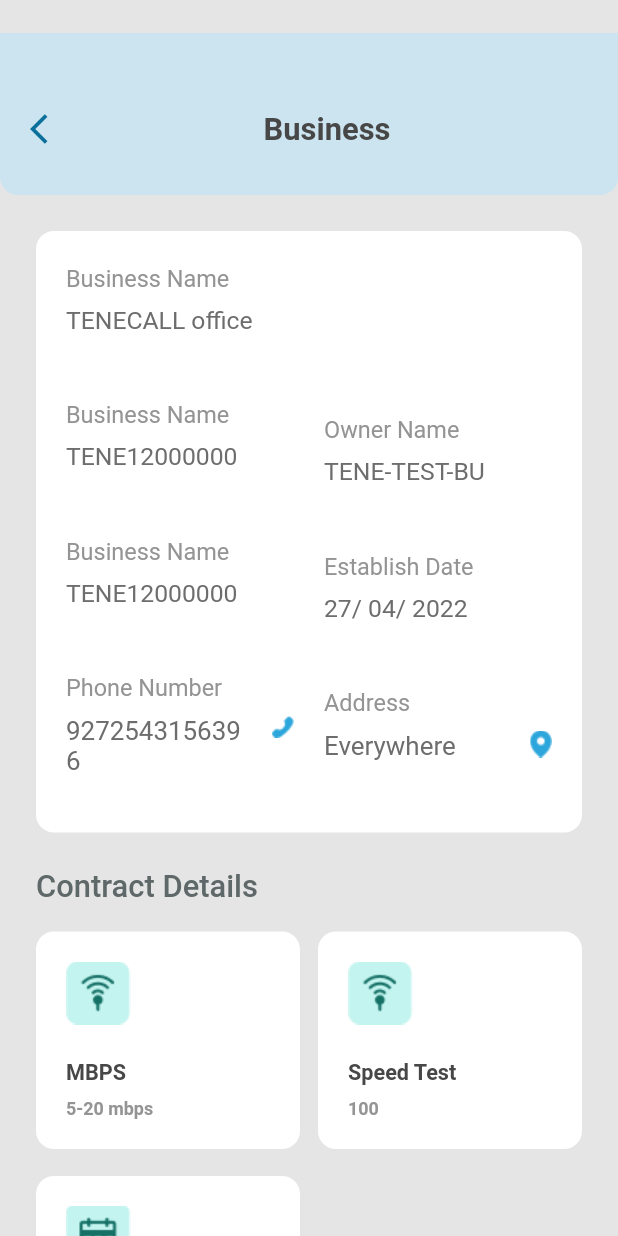
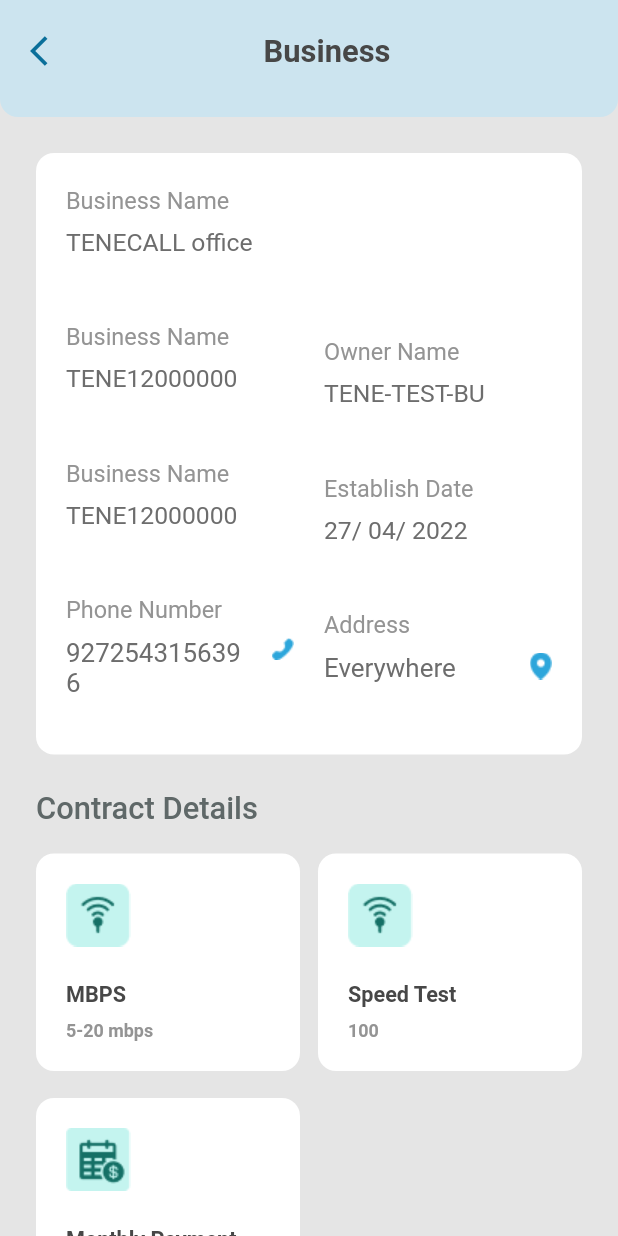
Before and after one commit to kamran5560/site_owners_app, a Flutter app: the screen it shows after launch, on a phone screen of 412 x 824 dp. Run offline on Flutter 3.47's test engine with Material 2 defaults, Android fonts, the phone set to English and light mode, and no system bars; our stand-ins replace firebase_core, flutter_otp_text_field, flutter_svg; accounts and stored records are empty.

Commit message:
Business Screen Complete   24/3/2023

```diff
--- a/lib/Sale_App_Screen/Business_Detials_Page.dart
+++ b/lib/Sale_App_Screen/Business_Detials_Page.dart
@@ -15,9 +15,10 @@ class _Business_Detials_PageState extends State<Business_Detials_Page> {
     double width = MediaQuery.of(context).size.width;
     return Scaffold(
       backgroundColor: Color(0xffE5E5E5),
-      body: SingleChildScrollView(
+      body: SafeArea(
+        child: SingleChildScrollView(
           child: Padding(
-          padding: EdgeInsets.symmetric(vertical: 22),
+            padding: EdgeInsets.symmetric(vertical: 0),
             child: Column(
               children: [
                 Container(
@@ -27,7 +28,7 @@ class _Business_Detials_PageState extends State<Business_Detials_Page> {
                           bottomRight: Radius.circular(12)),
                       color: Color(0xffCCE4EF)),
                   padding:
-                    EdgeInsets.only(top: 52, bottom: 32, left: 20, right: 20),
+                      EdgeInsets.only(top: 22, bottom: 32, left: 20, right: 20),
                   child: Row(
                     mainAxisAlignment: MainAxisAlignment.spaceBetween,
                     children: [
@@ -197,8 +198,8 @@ class _Business_Detials_PageState extends State<Business_Detials_Page> {
                       Row(
                         mainAxisAlignment: MainAxisAlignment.spaceBetween,
                         children: [
-                        Business_Card_3(
-                            "Business", "Status", "Business Running", context),
+                          Business_Card_3("Business", "Status",
+                              "Business Running", context),
                           SizedBox(width: 24),
                           Business_Card_3("Online Users v2", "AP’s Status",
                               "Online", context),
@@ -208,8 +209,8 @@ class _Business_Detials_PageState extends State<Business_Detials_Page> {
                       Row(
                         mainAxisAlignment: MainAxisAlignment.spaceBetween,
                         children: [
-                        Business_Card_4(
-                            "Online Users v1", "Monthly views", "315", context),
+                          Business_Card_4("Online Users v1", "Monthly views",
+                              "315", context),
                           SizedBox(width: 24),
                           Business_Card_4("OFFLINE sites v1", "Monthly Offline",
                               "0", context),
@@ -241,13 +242,16 @@ class _Business_Detials_PageState extends State<Business_Detials_Page> {
                           Business_Card_3("OFFLINE sites v2",
                               "Installation Details", "19/07/2022", context),
                           SizedBox(width: 24),
-                        Business_Card_3("Users", "Speed Test", "100", context),
+                          Business_Card_3(
+                              "Users", "Speed Test", "100", context),
                         ],
                       ),
                     ],
                   ),
                 ),
+                SizedBox(height: 22),
               ],
+            ),
           ),
         ),
       ),
```
Lines whose indentation alone changed are shown as unchanged.
